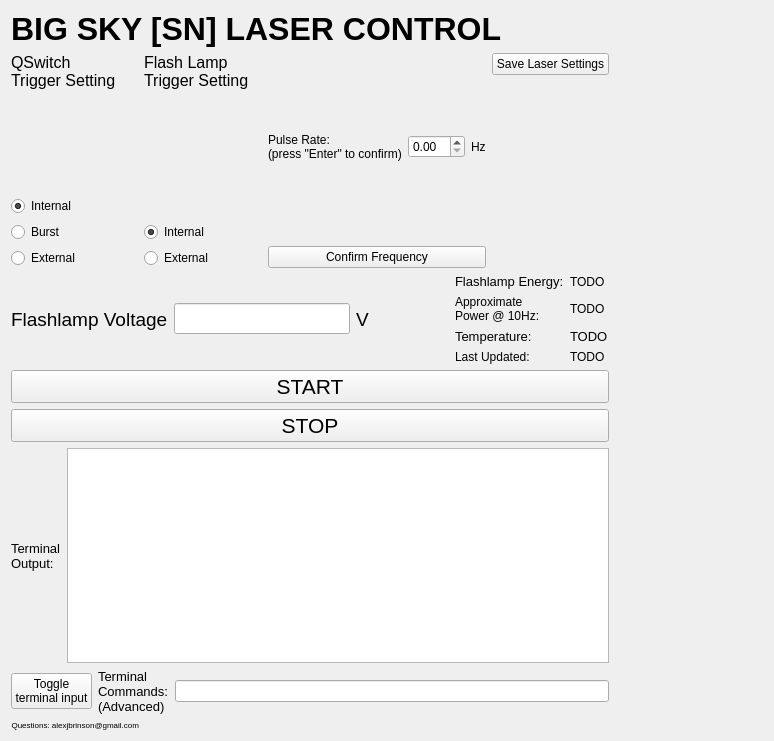
This is BigSkyController/GuiBigSkyWidget.ui in gmondee/BigGUI as Qt 5 draws it before an edit. The edited form follows.
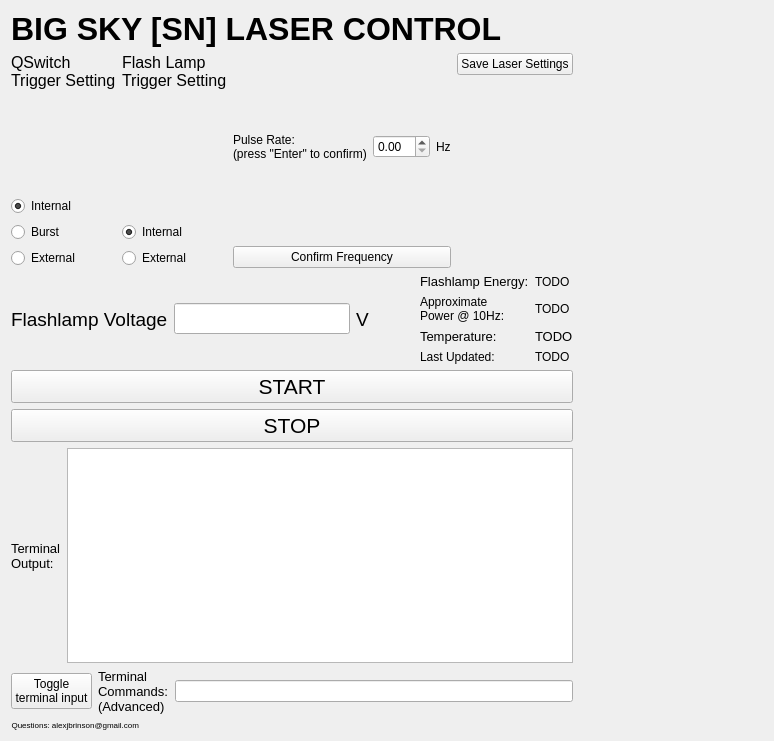
This is the edited form.

Diff of the .ui file:
```diff
--- a/BigSkyController/GuiBigSkyWidget.ui
+++ b/BigSkyController/GuiBigSkyWidget.ui
@@ -86,22 +86,6 @@
            </item>
           </layout>
          </item>
-         <item>
-          <spacer name="horizontalSpacer_3">
-           <property name="orientation">
-            <enum>Qt::Orientation::Horizontal</enum>
-           </property>
-           <property name="sizeType">
-            <enum>QSizePolicy::Policy::Maximum</enum>
-           </property>
-           <property name="sizeHint" stdset="0">
-            <size>
-             <width>10</width>
-             <height>20</height>
-            </size>
-           </property>
-          </spacer>
-         </item>
          <item>
           <layout class="QVBoxLayout" name="verticalLayout_9">
            <item>
@@ -253,19 +237,6 @@
                </property>
               </widget>
              </item>
-             <item>
-              <spacer name="horizontalSpacer_5">
-               <property name="orientation">
-                <enum>Qt::Orientation::Horizontal</enum>
-               </property>
-               <property name="sizeHint" stdset="0">
-                <size>
-                 <width>40</width>
-                 <height>20</height>
-                </size>
-               </property>
-              </spacer>
-             </item>
             </layout>
            </item>
           </layout>
@@ -384,19 +355,6 @@
            </item>
           </layout>
          </item>
-         <item>
-          <spacer name="horizontalSpacer">
-           <property name="orientation">
-            <enum>Qt::Orientation::Horizontal</enum>
-           </property>
-           <property name="sizeHint" stdset="0">
-            <size>
-             <width>1</width>
-             <height>20</height>
-            </size>
-           </property>
-          </spacer>
-         </item>
         </layout>
        </item>
        <item>
```
